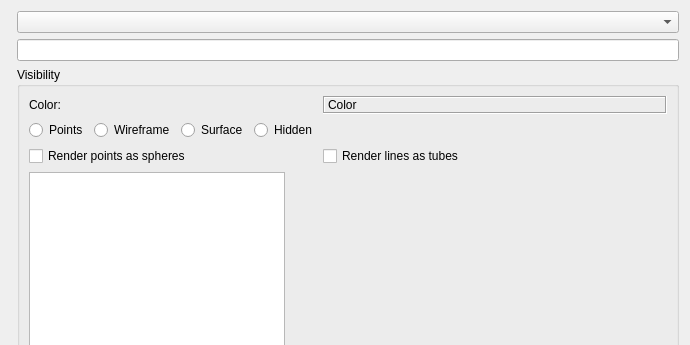
Old version of the form forms/objectpropertiesdlg.ui in the repository RasmusRPaulsen/Sumatra; both pictures show x 0 to 690 and y 0 to 345 of the 690 by 583 pixel window.
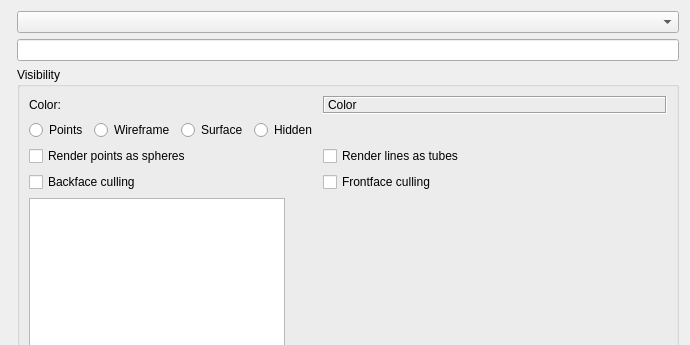
New version of the form.

```diff
--- a/forms/objectpropertiesdlg.ui
+++ b/forms/objectpropertiesdlg.ui
@@ -95,7 +95,7 @@
           </item>
          </layout>
         </item>
-        <item row="5" column="0">
+        <item row="9" column="0">
          <widget class="QPlainTextEdit" name="ObjectInfo">
           <property name="readOnly">
            <bool>true</bool>
@@ -136,6 +136,20 @@
           </property>
          </widget>
         </item>
+        <item row="8" column="0">
+         <widget class="QCheckBox" name="BackFaceCullingChk">
+          <property name="text">
+           <string>Backface culling</string>
+          </property>
+         </widget>
+        </item>
+        <item row="8" column="1">
+         <widget class="QCheckBox" name="FrontFaceCullingChk">
+          <property name="text">
+           <string>Frontface culling</string>
+          </property>
+         </widget>
+        </item>
        </layout>
       </widget>
      </item>
```
Left out of the diff: 4 changed lines with no effect on the pictures.
